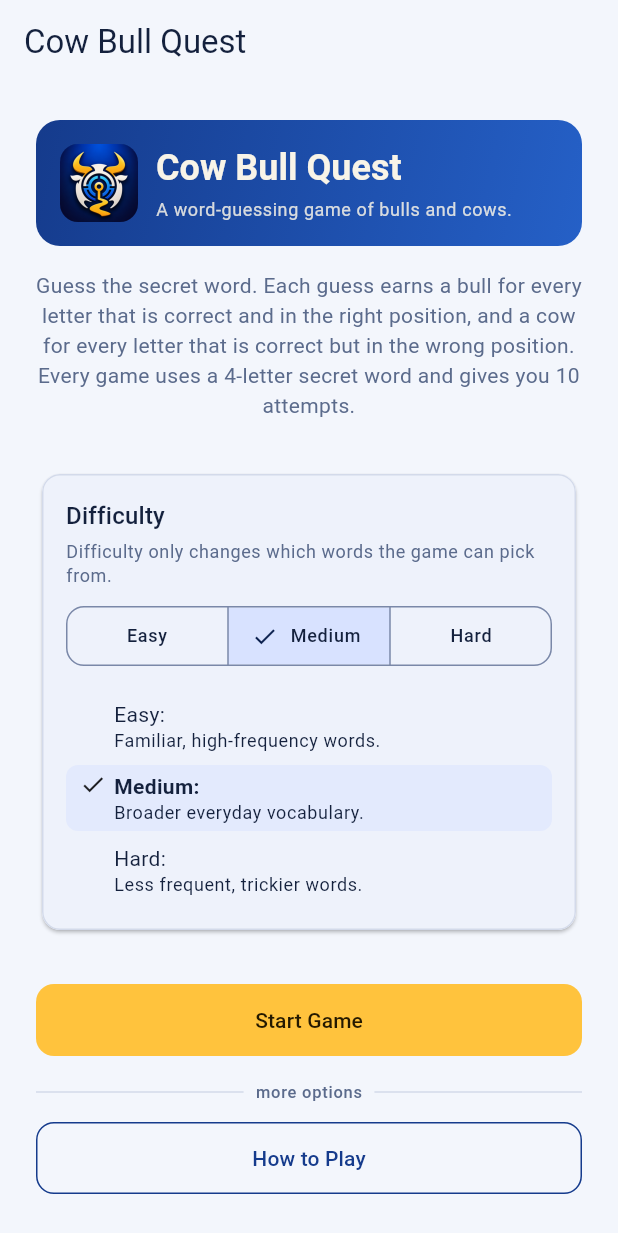
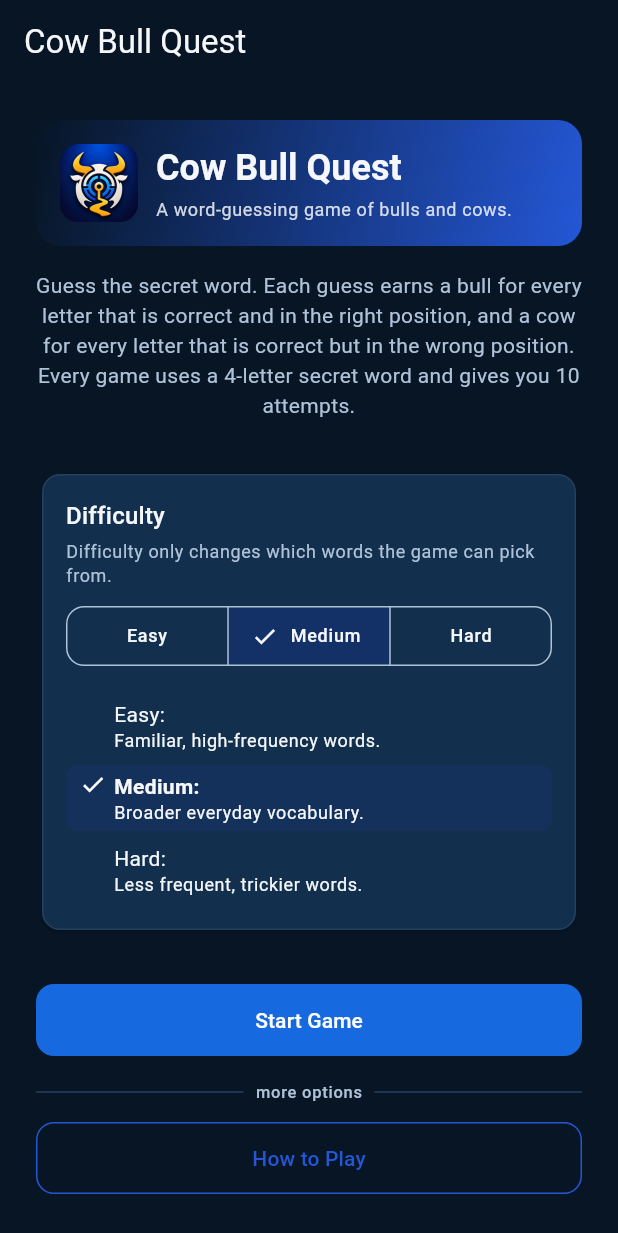
Before and after one commit to irshadmohd2002/cow-bull-quest, a Flutter app: the screen it shows after launch, on a phone screen of 412 x 824 dp. Shown: the top 1233 px of the screen. Run offline on Flutter 3.47's test engine with Material 3 defaults, Android fonts, the phone set to English and light mode, and no system bars; our stand-ins replace shared_preferences; project files that could hold a hidden picture were left out.

Commit message:
feat: redesign branded themes and default to dark mode

```diff
--- a/lib/app_settings.dart
+++ b/lib/app_settings.dart
@@ -33,12 +33,19 @@
 
   /// Resolves [value] back to an [AppThemePreference]. Any missing or
   /// unrecognized value — including data from a future app version — falls
-  /// back to [system] rather than throwing, since a corrupted or unknown
+  /// back to [dark] rather than throwing, since a corrupted or unknown
   /// theme preference should never prevent the app from starting.
+  ///
+  /// [dark], not [system], is the fallback: a `null` [value] means no
+  /// preference was ever saved, i.e. a first-time install, and Dark is this
+  /// app's default appearance for first-time users (see [AppSettings.load]).
+  /// An *explicitly* saved `'system'` still resolves to [system] below — this
+  /// fallback only ever fires for the absence of a real, prior choice.
   static AppThemePreference _fromStorageValue(String? value) => switch (value) {
     'light' => AppThemePreference.light,
     'dark' => AppThemePreference.dark,
-    _ => AppThemePreference.system,
+    'system' => AppThemePreference.system,
+    _ => AppThemePreference.dark,
   };
 }
 
@@ -76,9 +83,17 @@
        _store = store; // ignore: prefer_initializing_formals
 
   /// Loads the persisted theme preference from [store] — falling back to
-  /// [AppThemePreference.system] if nothing is stored, the stored value is
+  /// [AppThemePreference.dark] if nothing is stored, the stored value is
   /// unrecognized, or reading fails — and returns an [AppSettings] seeded
   /// with it that persists future changes back to the same [store].
+  ///
+  /// Dark is this app's default appearance for first-time users: a fresh
+  /// install has never written [StorageKeys.themePreference], so [store]
+  /// returns `null` and this resolves to Dark. Critically, this method never
+  /// *writes* that fallback back to [store] — it only decides what to seed
+  /// [AppSettings] with in memory — so an existing user's already-saved
+  /// preference (Light, Dark, or System) is read back verbatim next launch
+  /// and is never silently overwritten by this default.
   ///
   /// Intended to be `await`-ed during app bootstrap, before the first
   /// frame, so the correct theme is known immediately and the UI never
@@ -89,7 +104,7 @@
       final stored = await store.getString(StorageKeys.themePreference);
       initial = AppThemePreference._fromStorageValue(stored);
     } on PreferencesStoreException {
-      initial = AppThemePreference.system;
+      initial = AppThemePreference.dark;
     }
     return AppSettings(initialThemePreference: initial, store: store);
   }
--- a/lib/features/home/presentation/home_screen.dart
+++ b/lib/features/home/presentation/home_screen.dart
@@ -348,7 +348,7 @@
 class _HomeHeroCard extends StatelessWidget {
   const _HomeHeroCard();
 
-  static const Color _heroForeground = Color(0xFFF8F4E8);
+  static const Color _heroForeground = Color(0xFFF5F7FB);
 
   @override
   Widget build(BuildContext context) {
@@ -367,8 +367,8 @@
           begin: Alignment.topLeft,
           end: Alignment.bottomRight,
           colors: isDark
-              ? const [Color(0xFF0B1026), Color(0xFF153B8C)]
-              : const [Color(0xFF153B8C), Color(0xFF2560C7)],
+              ? const [Color(0xFF071525), Color(0xFF2457D6)]
+              : const [Color(0xFF244FB5), Color(0xFF195FC8)],
         ),
         borderRadius: BorderRadius.circular(16),
       ),
--- a/lib/theme/app_theme.dart
+++ b/lib/theme/app_theme.dart
@@ -1,105 +1,145 @@
 import 'package:flutter/material.dart';
+import 'package:flutter/services.dart';
 
 import 'app_status_colors.dart';
 
 /// The Cow Bull Quest brand `ColorScheme`s and shared Material 3 component
-/// theming, derived from `assets/branding/cow_bull_quest_icon.png`'s deep
-/// navy/royal-blue/gold/cyan palette.
+/// theming: a premium navy/blue/gold/cyan direction, distinct in both Dark
+/// and Light mode from a generic Material app.
+///
+/// Role mapping (identical intent in both themes, different tones):
+/// - `primary` — Primary blue: the app's one primary action color (Start
+///   Game, Restart, focused input border, selected radio/segment).
+/// - `secondary` — Royal blue: a second, distinct blue for secondary
+///   actions/links (outlined/text buttons, Cows feedback, section
+///   headings).
+/// - `tertiary` — Cyan: secondary accents, hints, Bulls feedback, and
+///   active/streak indicators.
+/// - [AppStatusColors.success] — Gold: used sparingly, only for premium/
+///   reward moments (the win outcome, the win-rate statistic) — never a
+///   button or label color.
 ///
 /// Every role pair below (`onX` against `x`, `onSurface` against
-/// `surface`/`background`) has been checked against the WCAG contrast
+/// `surface`/background) has been checked against the WCAG contrast
 /// formula: body-text pairs clear 4.5:1, large-text/icon/UI-outline pairs
-/// clear 3:1. Gold (`primary`) is never used as body text on a light
-/// surface — see [light]'s `onPrimary`. Final hex values are documented in
-/// `docs/play_store/branding_guide.md`.
+/// clear 3:1 (see `test/theme/app_theme_test.dart`). Gold is never paired as
+/// plain body text on either theme's surface — see the `success`-role tests.
 abstract final class AppTheme {
-  // Shared brand hues, identical across both themes.
-  static const Color _gold = Color(0xFFFFC33D);
-  static const Color _royalBlue = Color(0xFF153B8C);
-  static const Color _cyan = Color(0xFF2EC6FF);
+  // Ink colors used only for text/icons drawn *on top of* a saturated brand
+  // fill. Not part of the brand palette itself — chosen purely for
+  // guaranteed contrast: white-ish text on the two blues (both dark/mid
+  // toned), and a near-black ink on the two brighter hues (cyan, gold).
+  static const Color _inkOnBlue = Colors.white;
+  static const Color _inkOnBright = Color(0xFF041016);
 
-  /// The app's light theme.
+  /// The app's light theme — the same brand family as [dark], not a
+  /// generic white Material theme.
   static ThemeData get light {
-    final base = ColorScheme.fromSeed(seedColor: _gold);
+    const background = Color(0xFFEEF4FB);
+    const surface = Color(0xFFF8FBFF);
+    const elevatedSurface = Color(0xFFE6F0FA);
+    const primaryBlue = Color(0xFF195FC8);
+    const royalBlue = Color(0xFF244FB5);
+    const gold = Color(0xFFB98525);
+    const cyan = Color(0xFF138FA0);
+    const primaryText = Color(0xFF081B31);
+    const secondaryText = Color(0xFF49657F);
+    const divider = Color(0xFFC8D7E6);
+
+    final base = ColorScheme.fromSeed(seedColor: primaryBlue);
     final colorScheme = base.copyWith(
-      primary: _gold,
-      onPrimary: const Color(0xFF241900),
-      primaryContainer: const Color(0xFFFFE3A3),
-      onPrimaryContainer: const Color(0xFF241900),
-      secondary: _royalBlue,
-      onSecondary: Colors.white,
-      secondaryContainer: const Color(0xFFD8E2FF),
-      onSecondaryContainer: const Color(0xFF0A1F4D),
-      tertiary: const Color(0xFF0A7EA8),
-      onTertiary: Colors.white,
-      tertiaryContainer: const Color(0xFFCDEFFB),
-      onTertiaryContainer: const Color(0xFF032B38),
+      primary: primaryBlue,
+      onPrimary: _inkOnBlue,
+      primaryContainer: Color.lerp(primaryBlue, surface, 0.7),
+      onPrimaryContainer: primaryText,
+      secondary: royalBlue,
+      onSecondary: _inkOnBlue,
+      secondaryContainer: Color.lerp(royalBlue, surface, 0.7),
+      onSecondaryContainer: primaryText,
+      tertiary: cyan,
+      onTertiary: _inkOnBright,
+      tertiaryContainer: Color.lerp(cyan, surface, 0.75),
+      onTertiaryContainer: primaryText,
       error: const Color(0xFFC62828),
       onError: Colors.white,
       errorContainer: const Color(0xFFFFDAD6),
       onErrorContainer: const Color(0xFF410002),
-      surface: Colors.white,
-      onSurface: const Color(0xFF14213D),
-      surfaceContainerHighest: const Color(0xFFEEF2FB),
-      onSurfaceVariant: const Color(0xFF5B6B8C),
-      outline: const Color(0xFF7A88A8),
-      outlineVariant: const Color(0xFFD3DAEA),
-      inverseSurface: const Color(0xFF14213D),
-      onInverseSurface: const Color(0xFFF5F1E6),
-      inversePrimary: _gold,
+      surface: surface,
+      onSurface: primaryText,
+      surfaceContainerHighest: elevatedSurface,
+      onSurfaceVariant: secondaryText,
+      outline: secondaryText,
+      outlineVariant: divider,
+      // Mirrors the dark theme's surface/text/primary, so an inverse
+      // element (e.g. a SnackBar) reads as "the other theme" rather than an
+      // arbitrary unrelated color.
+      inverseSurface: const Color(0xFF0D2138),
+      onInverseSurface: const Color(0xFFF5F7FB),
+      inversePrimary: const Color(0xFF1769E0),
     );
     return _themeFor(
       colorScheme,
-      // A cool, pale blue-neutral near-white rather than a warm cream — it
-      // reads as a cleaner, crisper background and pairs better with the
-      // brand's navy/royal-blue/cyan identity than a warm tone does.
-      background: const Color(0xFFF3F6FC),
+      background: background,
       statusColors: const AppStatusColors(
-        success: Color(0xFF1E7A46),
-        onSuccess: Colors.white,
+        success: gold,
+        onSuccess: _inkOnBright,
       ),
     );
   }
 
-  /// The app's dark theme — the palette most faithful to the approved icon.
+  /// The app's dark theme — Dark mode is the default for first-time
+  /// installs (see `AppSettings`), so this is the palette most players see
+  /// first.
   static ThemeData get dark {
+    const background = Color(0xFF071525);
+    const surface = Color(0xFF0D2138);
+    const elevatedSurface = Color(0xFF12304D);
+    const primaryBlue = Color(0xFF1769E0);
+    const royalBlue = Color(0xFF2457D6);
+    const gold = Color(0xFFD6A84B);
+    const cyan = Color(0xFF28C7D9);
+    const primaryText = Color(0xFFF5F7FB);
+    const secondaryText = Color(0xFFAFC2D8);
+    const divider = Color(0xFF24405F);
+
     final base = ColorScheme.fromSeed(
-      seedColor: _gold,
+      seedColor: primaryBlue,
       brightness: Brightness.dark,
     );
     final colorScheme = base.copyWith(
-      primary: _gold,
-      onPrimary: const Color(0xFF0B1026),
-      primaryContainer: const Color(0xFF7A5900),
-      onPrimaryContainer: const Color(0xFFFFE3A3),
-      secondary: const Color(0xFF2F5FC4),
-      onSecondary: const Color(0xFFF5F1E6),
-      secondaryContainer: const Color(0xFF1A2650),
-      onSecondaryContainer: const Color(0xFFD8E2FF),
-      tertiary: _cyan,
-      onTertiary: const Color(0xFF072033),
-      tertiaryContainer: const Color(0xFF0B3B52),
-      onTertiaryContainer: const Color(0xFFCDEFFB),
+      primary: primaryBlue,
+      onPrimary: _inkOnBlue,
+      primaryContainer: Color.lerp(primaryBlue, surface, 0.7),
+      onPrimaryContainer: primaryText,
+      secondary: royalBlue,
+      onSecondary: _inkOnBlue,
+      secondaryContainer: Color.lerp(royalBlue, surface, 0.7),
+      onSecondaryContainer: primaryText,
+      tertiary: cyan,
+      onTertiary: _inkOnBright,
+      tertiaryContainer: Color.lerp(cyan, surface, 0.75),
+      onTertiaryContainer: primaryText,
       error: const Color(0xFFFF6B6B),
       onError: const Color(0xFF1A0000),
       errorContainer: const Color(0xFF5C1414),
       onErrorContainer: const Color(0xFFFFDAD6),
-      surface: const Color(0xFF121A33),
-      onSurface: const Color(0xFFF5F1E6),
-      surfaceContainerHighest: const Color(0xFF1A2650),
-      onSurfaceVariant: const Color(0xFFA9B7D6),
-      outline: const Color(0xFF6B7AA0),
-      outlineVariant: const Color(0xFF2A3660),
-      inverseSurface: const Color(0xFFF5F1E6),
-      onInverseSurface: const Color(0xFF14213D),
-      inversePrimary: const Color(0xFF7A5900),
+      surface: surface,
+      onSurface: primaryText,
+      surfaceContainerHighest: elevatedSurface,
+      onSurfaceVariant: secondaryText,
+      outline: secondaryText,
+      outlineVariant: divider,
+      // Mirrors the light theme's surface/text/primary — see [light].
+      inverseSurface: const Color(0xFFF8FBFF),
+      onInverseSurface: const Color(0xFF081B31),
+      inversePrimary: const Color(0xFF195FC8),
     );
     return _themeFor(
       colorScheme,
-      background: const Color(0xFF0B1026),
+      background: background,
       statusColors: const AppStatusColors(
-        success: Color(0xFF34C77B),
-        onSuccess: Color(0xFF03170C),
+        success: gold,
+        onSuccess: _inkOnBright,
       ),
     );
   }
@@ -114,6 +154,7 @@
     required AppStatusColors statusColors,
   }) {
     final radius = BorderRadius.circular(_cornerRadius);
+    final isDark = colorScheme.brightness == Brightness.dark;
 
     return ThemeData(
       useMaterial3: true,
@@ -123,22 +164,40 @@
       appBarTheme: AppBarTheme(
         // Matches the scaffold background (rather than colorScheme.surface)
         // so the AppBar blends into the screen instead of showing a hard
-        // white/navy edge; elevation/tint are zeroed so scrolling content
-        // can't reintroduce that seam under the AppBar.
+        // edge; elevation/tint are zeroed so scrolling content can't
+        // reintroduce that seam under the AppBar.
         backgroundColor: background,
         foregroundColor: colorScheme.onSurface,
         surfaceTintColor: Colors.transparent,
         elevation: 0,
         scrolledUnderElevation: 0,
         centerTitle: false,
+        // Every screen has an AppBar, so this is the single place that
+        // drives the status bar and Android navigation bar to match the
+        // active theme rather than defaulting to the platform's own style.
+        systemOverlayStyle: isDark
+            ? SystemUiOverlayStyle.light.copyWith(
+                statusBarColor: Colors.transparent,
+                statusBarBrightness: Brightness.dark,
+                systemNavigationBarColor: background,
+                systemNavigationBarIconBrightness: Brightness.light,
+                systemNavigationBarDividerColor: Colors.transparent,
+              )
+            : SystemUiOverlayStyle.dark.copyWith(
+                statusBarColor: Colors.transparent,
+                statusBarBrightness: Brightness.light,
+                systemNavigationBarColor: background,
+                systemNavigationBarIconBrightness: Brightness.dark,
+                systemNavigationBarDividerColor: Colors.transparent,
+              ),
       ),
       cardTheme: CardThemeData(
         // Explicit, rather than left to Material 3's default
         // surfaceContainerLow: that role is never overridden below (only
         // surfaceContainerHighest is, to keep the override list small), so
         // it would otherwise fall back to a tone derived straight from the
-        // gold seed color — a warm, cream-tinted card that clashes with the
-        // brand's cool navy/blue surfaces instead of matching them.
+        // primary seed color instead of the brand's own elevated-surface
+        // tone.
         color: colorScheme.surfaceContainerHighest,
         clipBehavior: Clip.antiAlias,
         elevation: 1,
```
Also changed, not shown: lib/features/statistics/presentation/widgets/statistics_summary_card.dart (+8 -1 lines), lib/theme/app_status_colors.dart (+5 -3 lines), 3 other files.
